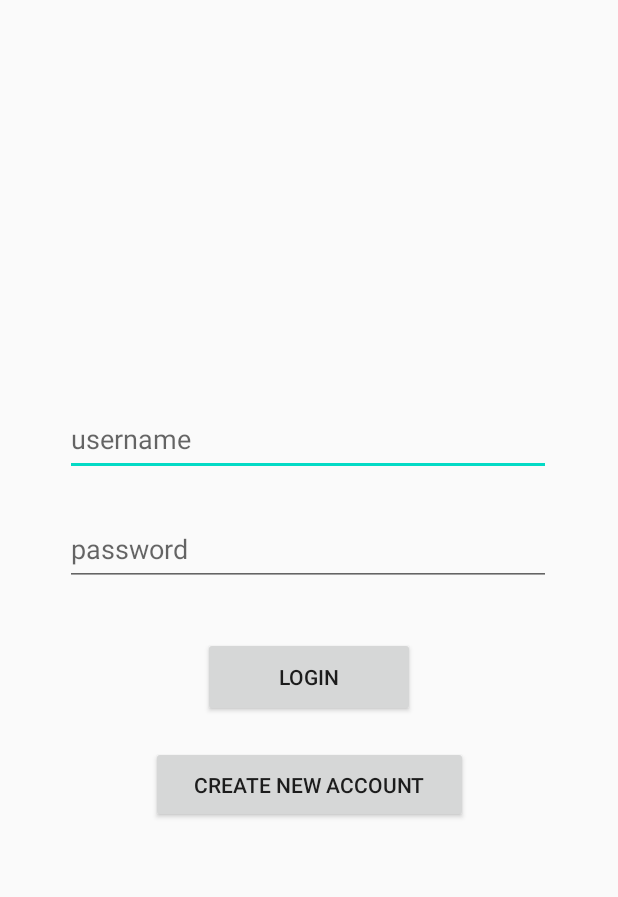
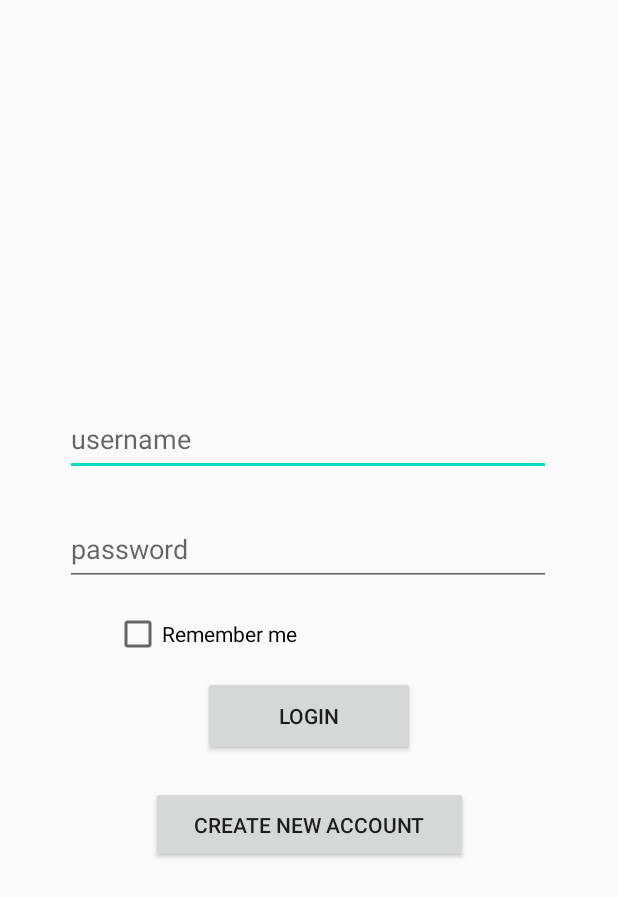
Before and after one commit to sth17001/ParagonApp, an Android app: the login screen opened directly, with no data from a screen before it, after a tap on "LOGIN", on a phone screen of 412 x 824 dp. Shown: the top 897 px of the screen. Run offline under Robolectric (Android 15) with nearby library versions, the phone set to English and light mode, and no system bars; our stand-ins replace Firebase (no records; nobody signed in at launch, a user with empty details on screens opened directly); 1 statement that could not run was skipped.

Commit message:
save login credentials

```diff
--- a/app/src/main/java/com/example/paragonapp/login.java
+++ b/app/src/main/java/com/example/paragonapp/login.java
@@ -12,6 +12,7 @@ import android.content.Intent;
 import android.content.SharedPreferences;
 import android.os.Bundle;
 import android.view.View;
+import android.widget.CheckBox;
 import android.widget.EditText;
 import android.widget.Toast;
 
@@ -23,6 +24,7 @@ public class login extends AppCompatActivity {
     EditText getUsername, getPassword;
     DatabaseReference userRef;
     ArrayList<User> userArrayList = new ArrayList<User>();
+    Boolean rememberChecked;
 
     @Override
     protected void onCreate(Bundle savedInstanceState) {
@@ -35,6 +37,8 @@ public class login extends AppCompatActivity {
     }
 
     public void logIn(View view) throws InterruptedException {
+        rememberChecked = ((CheckBox) findViewById(R.id.rememberCheck)).isChecked();
+
         getUsername = (EditText) findViewById(R.id.usernameEdit);
         getPassword = (EditText) findViewById(R.id.passwordEdit);
 
@@ -44,6 +48,10 @@ public class login extends AppCompatActivity {
         System.out.println(userArrayList.get(3).getUsername() + ", " + userArrayList.get(3).getPassword());
 
         if (canLogin(currentUser)) {
+            if (rememberChecked) {
+                saveUser(currentUser);
+                System.out.println("user saved.");
+            }
             Intent create = new Intent(login.this, loggedIn.class);
             startActivity(create);
             //Toast.makeText(login.this, "Logged in succesfully!", LENGTH_LONG).show();
--- a/app/src/main/res/layout/activity_login.xml
+++ b/app/src/main/res/layout/activity_login.xml
@@ -23,7 +23,7 @@
         android:id="@+id/button1"
         android:layout_width="141dp"
         android:layout_height="53dp"
-        android:layout_marginTop="34dp"
+        android:layout_marginTop="60dp"
         android:onClick="logIn"
         android:text="login"
         android:textAlignment="center"
@@ -35,7 +35,7 @@
         android:id="@+id/button2"
         android:layout_width="211dp"
         android:layout_height="51dp"
-        android:layout_marginTop="19dp"
+        android:layout_marginTop="20dp"
         android:text="Create New Account"
         android:textAlignment="center"
         app:layout_constraintEnd_toEndOf="parent"
@@ -57,4 +57,14 @@
         app:layout_constraintTop_toBottomOf="@+id/usernameEdit"
         app:layout_constraintVertical_bias="0.413" />
 
+    <CheckBox
+        android:id="@+id/rememberCheck"
+        android:layout_width="wrap_content"
+        android:layout_height="wrap_content"
+        android:layout_marginStart="76dp"
+        android:layout_marginTop="16dp"
+        android:text="Remember me"
+        app:layout_constraintStart_toStartOf="parent"
+        app:layout_constraintTop_toBottomOf="@+id/passwordEdit" />
+
 </androidx.constraintlayout.widget.ConstraintLayout>
```
